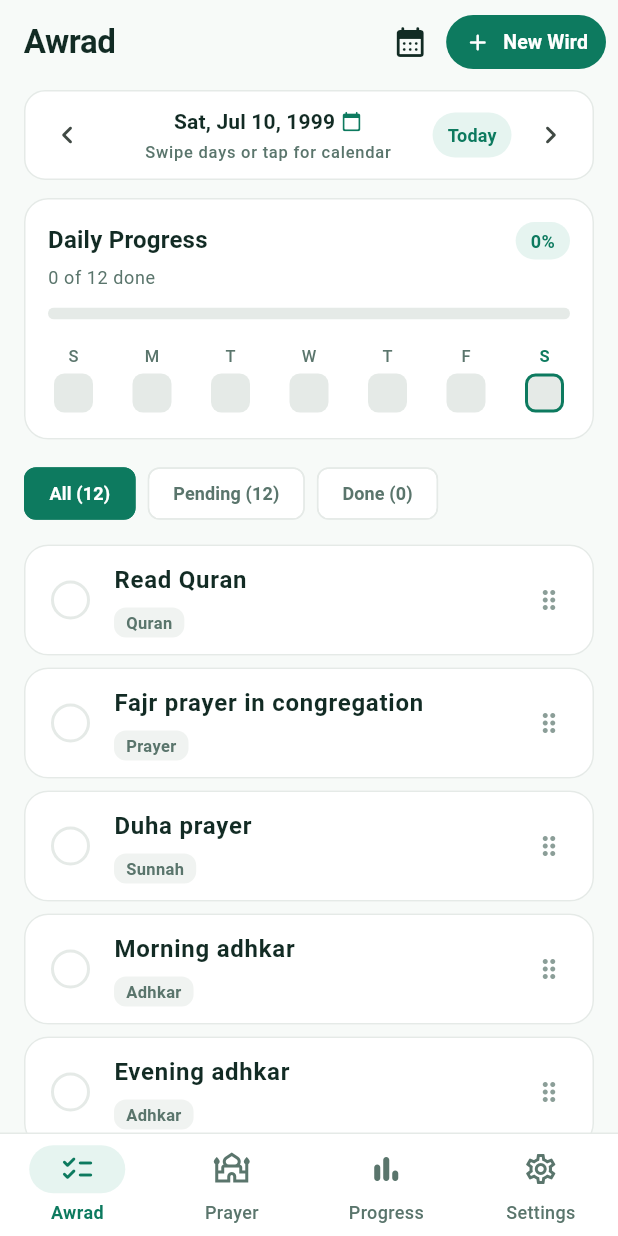
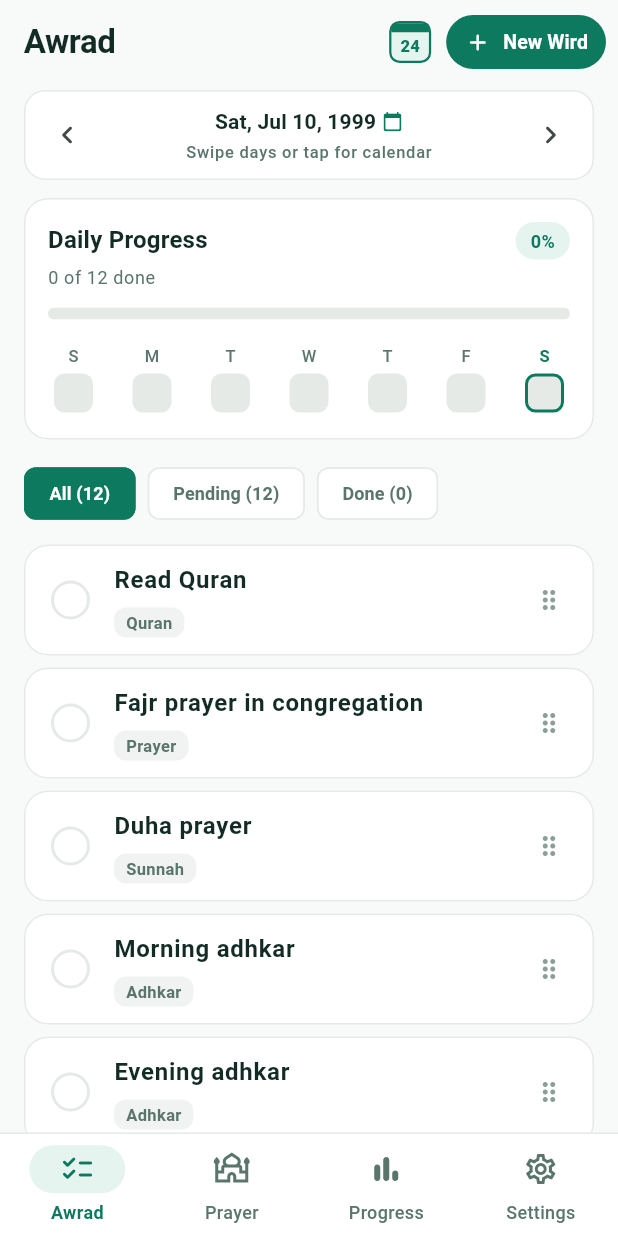
Before and after one commit to othman98shawgan/awrad, a Flutter app: the screen it shows after launch, swiped to page 2, on a phone screen of 412 x 824 dp. Run offline on Flutter 3.47's test engine with Material 3 defaults, Android fonts, the phone set to English and light mode, and no system bars; our stand-ins replace flutter_riverpod, shared_preferences, wakelock_plus.

Commit message:
fix: refine Today AppBar icon, long-press edit, remove Half done pill, fix progress card flicker

```diff
--- a/lib/main.dart
+++ b/lib/main.dart
@@ -73,19 +73,13 @@ class _AwradShellState extends ConsumerState<AwradShell> {
   @override
   Widget build(BuildContext context) {
     final colors = context.awradColors;
-    final showCalendarAction = _currentIndex == 0 || _currentIndex == 1;
+    final showTodayAction = _currentIndex == 0 || _currentIndex == 1;
 
     return Scaffold(
       appBar: AppBar(
         title: Text(_titles[_currentIndex]),
         actions: [
-          if (showCalendarAction)
-            IconButton(
-              tooltip: 'Pick date',
-              icon: const Icon(Icons.calendar_month_rounded),
-              onPressed: () =>
-                  DateSwitcherBar.openCalendarPicker(context, ref),
-            ),
+          if (showTodayAction) const TodayCalendarButton(),
           if (_currentIndex == 0)
             Padding(
               padding: const EdgeInsets.only(right: 8),
--- a/lib/ui/pages/home_page.dart
+++ b/lib/ui/pages/home_page.dart
@@ -264,7 +264,7 @@ class _DailyAwradPage extends ConsumerWidget {
                     dailyNote: dailyNote,
                     reorderIndex: idx,
                     onToggleStatus: () => logNotifier.cycleTaskStatus(task.id),
-                    onTap: () => showAwradTaskSheet(
+                    onLongPress: () => showAwradTaskSheet(
                       context,
                       task: task,
                       forDate: pageDate,
@@ -291,7 +291,7 @@ class _DailyAwradPage extends ConsumerWidget {
                   status: status,
                   dailyNote: dailyNote,
                   onToggleStatus: () => logNotifier.cycleTaskStatus(task.id),
-                  onTap: () => showAwradTaskSheet(
+                  onLongPress: () => showAwradTaskSheet(
                     context,
                     task: task,
                     forDate: pageDate,
@@ -430,52 +430,75 @@ class _DailyProgressCard extends ConsumerWidget {
               ),
             ),
             const SizedBox(height: 14),
-            weekAsync.when(
-              loading: () => const SizedBox(height: 42),
-              error: (_, __) => const SizedBox.shrink(),
-              data: (days) => Row(
+            _buildWeekStrip(
+              context,
+              ref,
+              colors,
+              theme,
+              weekAsync.valueOrNull,
+              score,
+            ),
+          ],
+        ),
+      ),
+    );
+  }
+
+  Widget _buildWeekStrip(
+    BuildContext context,
+    WidgetRef ref,
+    AwradColors colors,
+    ThemeData theme,
+    List<DailyProgressSummary>? days,
+    double currentDayScore,
+  ) {
+    final start = DateTime(pageDate.year, pageDate.month, pageDate.day - 6);
+    final dates = datesInRange(start, pageDate);
+    final byDate = {
+      if (days != null)
+        for (final d in days) d.date: d,
+    };
+
+    return Row(
       mainAxisAlignment: MainAxisAlignment.spaceBetween,
-                children: days.map((day) {
-                  final isSelected = day.date == pageDate;
-                  final cellColor = _colorForDay(day, colors);
+      children: dates.map((date) {
+        final isSelected = date == pageDate;
+        final summary = byDate[date];
+        final dayScore = isSelected ? currentDayScore : (summary?.awradScore ?? 0.0);
+        final hasPartial = isSelected
+            ? halfCount > 0
+            : (summary?.hasPartialAwrad ?? false);
+        final cellColor = _colorForScore(dayScore, colors);
+
         return InkWell(
           borderRadius: BorderRadius.circular(8),
-                    onTap: () => ref
-                        .read(selectedDateProvider.notifier)
-                        .selectDate(day.date),
+          onTap: () =>
+              ref.read(selectedDateProvider.notifier).selectDate(date),
           child: Padding(
-                      padding: const EdgeInsets.symmetric(
-                        horizontal: 4,
-                        vertical: 2,
-                      ),
+            padding: const EdgeInsets.symmetric(horizontal: 4, vertical: 2),
             child: Column(
               children: [
                 Text(
-                            _dayLetters[day.date.weekday - 1],
+                  _dayLetters[date.weekday - 1],
                   style: theme.textTheme.labelSmall?.copyWith(
-                              fontWeight: isSelected
-                                  ? FontWeight.w700
-                                  : FontWeight.w500,
-                              color: isSelected
-                                  ? colors.emerald
-                                  : colors.mutedText,
+                    fontWeight:
+                        isSelected ? FontWeight.w700 : FontWeight.w500,
+                    color: isSelected ? colors.emerald : colors.mutedText,
                   ),
                 ),
                 const SizedBox(height: 4),
-                          Container(
+                AnimatedContainer(
+                  duration: const Duration(milliseconds: 180),
                   width: 26,
                   height: 26,
                   decoration: BoxDecoration(
                     color: cellColor,
                     borderRadius: BorderRadius.circular(7),
                     border: isSelected
-                                  ? Border.all(
-                                      color: colors.emerald,
-                                      width: 2,
-                                    )
+                        ? Border.all(color: colors.emerald, width: 2)
                         : null,
                   ),
-                            child: day.hasPartialAwrad && day.awradScore < 0.75
+                  child: hasPartial && dayScore < 0.75
                       ? Center(
                           child: Container(
                             width: 6,
@@ -493,19 +516,13 @@ class _DailyProgressCard extends ConsumerWidget {
           ),
         );
       }).toList(),
-              ),
-            ),
-          ],
-        ),
-      ),
     );
   }
 
-  Color _colorForDay(DailyProgressSummary day, AwradColors colors) {
-    final s = day.awradScore;
-    if (s <= 0) return colors.heatmapLevels[0];
-    if (s < 0.4) return colors.heatmapLevels[1];
-    if (s < 0.75) return colors.heatmapLevels[2];
+  Color _colorForScore(double score, AwradColors colors) {
+    if (score <= 0) return colors.heatmapLevels[0];
+    if (score < 0.4) return colors.heatmapLevels[1];
+    if (score < 0.75) return colors.heatmapLevels[2];
     return colors.heatmapLevels[3];
   }
 }
--- a/lib/ui/widgets/awrad_task_card.dart
+++ b/lib/ui/widgets/awrad_task_card.dart
@@ -5,13 +5,14 @@ import '../../models/awrad_task.dart';
 import '../theme/app_theme.dart';
 
 /// Tri-state Awrad task card with custom circular toggle, category tag,
-/// optional note, half-done amber badge, and optional drag handle.
+/// optional note, and optional drag handle.
+/// Tap toggles completion status; long press opens the edit sheet.
 class AwradTaskCard extends StatelessWidget {
   final AwradTask task;
   final AwradStatus status;
   final String? dailyNote;
   final VoidCallback onToggleStatus;
-  final VoidCallback onTap;
+  final VoidCallback onLongPress;
   final int? reorderIndex;
 
   const AwradTaskCard({
@@ -20,7 +21,7 @@ class AwradTaskCard extends StatelessWidget {
     required this.status,
     this.dailyNote,
     required this.onToggleStatus,
-    required this.onTap,
+    required this.onLongPress,
     this.reorderIndex,
   });
 
@@ -38,12 +39,14 @@ class AwradTaskCard extends StatelessWidget {
       shape: RoundedRectangleBorder(
         borderRadius: BorderRadius.circular(16),
         side: BorderSide(
-          color: isHalf ? colors.amber.withValues(alpha: 0.45) : colors.cardBorder,
+          color:
+              isHalf ? colors.amber.withValues(alpha: 0.45) : colors.cardBorder,
         ),
       ),
       child: InkWell(
         borderRadius: BorderRadius.circular(16),
-        onTap: onTap,
+        onTap: onToggleStatus,
+        onLongPress: onLongPress,
         child: Padding(
           padding: const EdgeInsets.symmetric(horizontal: 14, vertical: 12),
           child: Row(
@@ -57,45 +60,16 @@ class AwradTaskCard extends StatelessWidget {
                 child: Column(
                   crossAxisAlignment: CrossAxisAlignment.start,
                   children: [
-                    Row(
-                      children: [
-                        Expanded(
-                          child: Text(
+                    Text(
                       task.title,
                       style: theme.textTheme.bodyLarge?.copyWith(
-                              fontWeight:
-                                  isDone ? FontWeight.w500 : FontWeight.w600,
-                              decoration: isDone
-                                  ? TextDecoration.lineThrough
-                                  : null,
+                        fontWeight: isDone ? FontWeight.w500 : FontWeight.w600,
+                        decoration:
+                            isDone ? TextDecoration.lineThrough : null,
                         color: isDone
                             ? colors.mutedText
                             : theme.colorScheme.onSurface,
                       ),
-                          ),
-                        ),
-                        if (isHalf) ...[
-                          const SizedBox(width: 8),
-                          Container(
-                            padding: const EdgeInsets.symmetric(
-                              horizontal: 8,
-                              vertical: 2,
-                            ),
-                            decoration: BoxDecoration(
-                              color: colors.amberSoft,
-                              borderRadius: BorderRadius.circular(20),
-                            ),
-                            child: Text(
-                              'Half done',
-                              style: TextStyle(
-                                color: colors.amberText,
-                                fontSize: 11,
-                                fontWeight: FontWeight.w600,
-                              ),
-                            ),
-                          ),
-                        ],
-                      ],
                     ),
                     const SizedBox(height: 6),
                     Wrap(
--- a/lib/ui/widgets/date_switcher_bar.dart
+++ b/lib/ui/widgets/date_switcher_bar.dart
@@ -5,9 +5,69 @@ import '../../services/date_utils.dart';
 import '../../services/selected_date_provider.dart';
 import '../theme/app_theme.dart';
 
+/// Custom calendar icon button displaying today's day-of-month number.
+/// Tapping jumps [selectedDateProvider] directly back to today.
+class TodayCalendarButton extends ConsumerWidget {
+  const TodayCalendarButton({super.key});
+
+  @override
+  Widget build(BuildContext context, WidgetRef ref) {
+    final selected = ref.watch(selectedDateProvider);
+    final today = normalizeDate(DateTime.now());
+    final isToday = selected == today;
+    final colors = context.awradColors;
+
+    final borderColor = isToday ? colors.cardBorder : colors.emerald;
+    final headerColor = isToday ? colors.mutedText : colors.emerald;
+    final bgColor = isToday
+        ? Theme.of(context).colorScheme.surface
+        : colors.emeraldSoft;
+    final numberColor =
+        isToday ? Theme.of(context).colorScheme.onSurface : colors.emerald;
+
+    return IconButton(
+      tooltip: 'Go to today',
+      onPressed: isToday
+          ? null
+          : () => ref.read(selectedDateProvider.notifier).goToToday(),
+      icon: Container(
+        width: 28,
+        height: 28,
+        decoration: BoxDecoration(
+          color: bgColor,
+          borderRadius: BorderRadius.circular(7),
+          border: Border.all(color: borderColor, width: 1.5),
+        ),
+        clipBehavior: Clip.antiAlias,
+        child: Column(
+          children: [
+            Container(
+              height: 6,
+              width: double.infinity,
+              color: headerColor,
+            ),
+            Expanded(
+              child: Center(
+                child: Text(
+                  '${today.day}',
+                  style: TextStyle(
+                    fontSize: 11,
+                    height: 1,
+                    fontWeight: FontWeight.w800,
+                    color: numberColor,
+                  ),
+                ),
+              ),
+            ),
+          ],
+        ),
+      ),
+    );
+  }
+}
+
 /// Shared floating date navigation bar synced with [selectedDateProvider].
-/// Supports prev/next day stepping, tapping to open a calendar picker, and
-/// a one-tap "Today" return pill when viewing another date.
+/// Supports prev/next day stepping and tapping the date to open a calendar picker.
 class DateSwitcherBar extends ConsumerWidget {
   final VoidCallback? onPrevious;
   final VoidCallback? onNext;
@@ -39,7 +99,6 @@ class DateSwitcherBar extends ConsumerWidget {
   Widget build(BuildContext context, WidgetRef ref) {
     final date = ref.watch(selectedDateProvider);
     final today = normalizeDate(DateTime.now());
-    final isToday = date == today;
     final colors = context.awradColors;
     final theme = Theme.of(context);
 
@@ -102,31 +161,6 @@ class DateSwitcherBar extends ConsumerWidget {
                 ),
               ),
             ),
-            if (!isToday)
-              Padding(
-                padding: const EdgeInsets.only(right: 2),
-                child: TextButton(
-                  style: TextButton.styleFrom(
-                    backgroundColor: colors.emeraldSoft,
-                    foregroundColor: colors.emerald,
-                    padding: const EdgeInsets.symmetric(
-                      horizontal: 10,
-                      vertical: 4,
-                    ),
-                    minimumSize: const Size(0, 30),
-                    tapTargetSize: MaterialTapTargetSize.shrinkWrap,
-                    shape: RoundedRectangleBorder(
-                      borderRadius: BorderRadius.circular(20),
-                    ),
-                  ),
-                  onPressed: () =>
-                      ref.read(selectedDateProvider.notifier).goToToday(),
-                  child: const Text(
-                    'Today',
-                    style: TextStyle(fontSize: 12, fontWeight: FontWeight.w600),
-                  ),
-                ),
-              ),
             IconButton(
               tooltip: 'Next day',
               icon: const Icon(Icons.chevron_right_rounded),
```
Also changed, not shown: 2 other files. Lines whose indentation alone changed are shown as unchanged.
